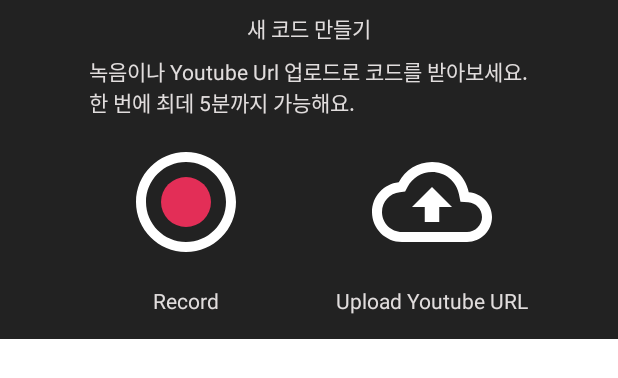
After one commit to MisaengFly/ChordBox, an Android app: the layout bottom_sheet_select.xml on its own in the app's theme, with its tools: preview values and no code run, on a phone screen of 412 x 824 dp. The commit adds this screen. Shown: the top 378 px of the screen. Run offline under Robolectric (Android 15) with nearby library versions, the phone set to English and light mode, and no system bars.

Commit message:
FEAT: 파일 전송 방법 수정 * Youtube Url 보내는 뷰 추가

```diff
--- a/ChordBox_android/app/src/main/java/com/misaengfly/chordbox/musiclist/MusicListFragment.kt
+++ b/ChordBox_android/app/src/main/java/com/misaengfly/chordbox/musiclist/MusicListFragment.kt
@@ -10,6 +10,7 @@ import androidx.fragment.app.Fragment
 import androidx.lifecycle.ViewModelProvider
 import com.misaengfly.chordbox.R
 import com.misaengfly.chordbox.databinding.FragmentMusicListBinding
+import com.misaengfly.chordbox.dialog.SelectBottomSheet
 import com.misaengfly.chordbox.player.ChordFragment
 import com.misaengfly.chordbox.record.RecordActivity
 
@@ -51,7 +52,7 @@ class MusicListFragment : Fragment() {
         musicListBinding.musicListRV.adapter = adapter
 
         musicListBinding.newMusicFAB.setOnClickListener {
-            startActivity(Intent(requireContext(), RecordActivity::class.java))
+            SelectBottomSheet.newInstance().show(requireActivity().supportFragmentManager, "SelectBottomSheet")
         }
     }
 
--- /dev/null
+++ b/ChordBox_android/app/src/main/res/drawable/ic_file_upload.xml
@@ -0,0 +1,10 @@
+<vector xmlns:android="http://schemas.android.com/apk/res/android"
+    android:width="80dp"
+    android:height="80dp"
+    android:tint="#FFFFFF"
+    android:viewportWidth="24"
+    android:viewportHeight="24">
+    <path
+        android:fillColor="@android:color/white"
+        android:pathData="M19.35,10.04C18.67,6.59 15.64,4 12,4 9.11,4 6.6,5.64 5.35,8.04 2.34,8.36 0,10.91 0,14c0,3.31 2.69,6 6,6h13c2.76,0 5,-2.24 5,-5 0,-2.64 -2.05,-4.78 -4.65,-4.96zM19,18H6c-2.21,0 -4,-1.79 -4,-4 0,-2.05 1.53,-3.76 3.56,-3.97l1.07,-0.11 0.5,-0.95C8.08,7.14 9.94,6 12,6c2.62,0 4.88,1.86 5.39,4.43l0.3,1.5 1.53,0.11c1.56,0.1 2.78,1.41 2.78,2.96 0,1.65 -1.35,3 -3,3zM8,13h2.55v3h2.9v-3H16l-4,-4z" />
+</vector>
--- /dev/null
+++ b/ChordBox_android/app/src/main/res/layout/bottom_sheet_select.xml
@@ -0,0 +1,72 @@
+<?xml version="1.0" encoding="utf-8"?>
+<androidx.constraintlayout.widget.ConstraintLayout xmlns:android="http://schemas.android.com/apk/res/android"
+    xmlns:app="http://schemas.android.com/apk/res-auto"
+    xmlns:tools="http://schemas.android.com/tools"
+    android:layout_width="match_parent"
+    android:layout_height="wrap_content"
+    android:background="@color/colorPrimary">
+
+    <TextView
+        android:id="@+id/select_title_tv"
+        android:layout_width="wrap_content"
+        android:layout_height="wrap_content"
+        android:layout_marginTop="8dp"
+        android:text="새 코드 만들기"
+        app:layout_constraintEnd_toEndOf="parent"
+        app:layout_constraintStart_toStartOf="parent"
+        app:layout_constraintTop_toTopOf="parent" />
+
+    <TextView
+        android:id="@+id/select_description_tv"
+        android:layout_width="wrap_content"
+        android:layout_height="wrap_content"
+        android:layout_marginTop="8dp"
+        android:text="녹음이나 Youtube Url 업로드로 코드를 받아보세요.\n한 번에 최데 5분까지 가능해요."
+        app:layout_constraintEnd_toEndOf="parent"
+        app:layout_constraintStart_toStartOf="parent"
+        app:layout_constraintTop_toBottomOf="@+id/select_title_tv" />
+
+    <ImageView
+        android:id="@+id/select_record_ib"
+        android:layout_width="wrap_content"
+        android:layout_height="wrap_content"
+        android:layout_marginTop="16dp"
+        app:layout_constraintEnd_toStartOf="@+id/select_url_upload_ib"
+        app:layout_constraintHorizontal_bias="0.5"
+        app:layout_constraintStart_toStartOf="parent"
+        app:layout_constraintTop_toBottomOf="@+id/select_description_tv"
+        app:srcCompat="@drawable/ic_radio_checked" />
+
+    <ImageView
+        android:id="@+id/select_url_upload_ib"
+        android:layout_width="wrap_content"
+        android:layout_height="wrap_content"
+        app:layout_constraintEnd_toEndOf="parent"
+        app:layout_constraintHorizontal_bias="0.5"
+        app:layout_constraintStart_toEndOf="@+id/select_record_ib"
+        app:layout_constraintTop_toTopOf="@+id/select_record_ib"
+        app:srcCompat="@drawable/ic_file_upload" />
+
+    <TextView
+        android:id="@+id/select_record_tv"
+        android:layout_width="wrap_content"
+        android:layout_height="wrap_content"
+        android:layout_marginTop="16dp"
+        android:layout_marginBottom="16dp"
+        android:text="Record"
+        app:layout_constraintBottom_toBottomOf="parent"
+        app:layout_constraintEnd_toEndOf="@+id/select_record_ib"
+        app:layout_constraintStart_toStartOf="@+id/select_record_ib"
+        app:layout_constraintTop_toBottomOf="@+id/select_record_ib" />
+
+    <TextView
+        android:id="@+id/select_url_upload_tv"
+        android:layout_width="wrap_content"
+        android:layout_height="wrap_content"
+        android:layout_marginTop="16dp"
+        android:text="Upload Youtube URL"
+        app:layout_constraintEnd_toEndOf="@+id/select_url_upload_ib"
+        app:layout_constraintStart_toStartOf="@+id/select_url_upload_ib"
+        app:layout_constraintTop_toBottomOf="@+id/select_url_upload_ib" />
+
+</androidx.constraintlayout.widget.ConstraintLayout>
--- /dev/null
+++ b/ChordBox_android/app/src/main/res/values/dimens.xml
@@ -0,0 +1,5 @@
+<?xml version="1.0" encoding="utf-8"?>
+<resources>
+
+    <dimen name="bottom_sheet_sz">260dp</dimen>
+</resources>
```
Also changed, not shown: ChordBox_android/app/src/main/java/com/misaengfly/chordbox/dialog/SelectBottomSheet.kt (added, +51 -0 lines), ChordBox_android/app/src/main/java/com/misaengfly/chordbox/dialog/SendUrlBottomSheet.kt (added, +34 -0 lines), ChordBox_android/app/src/main/res/color/selector_textinputlayout_outline.xml (added, +7 -0 lines), ChordBox_android/app/src/main/res/layout/bottom_sheet_youtube_url.xml (added, +47 -0 lines), ChordBox_android/app/src/main/res/values/themes.xml (+7 -0 lines).
